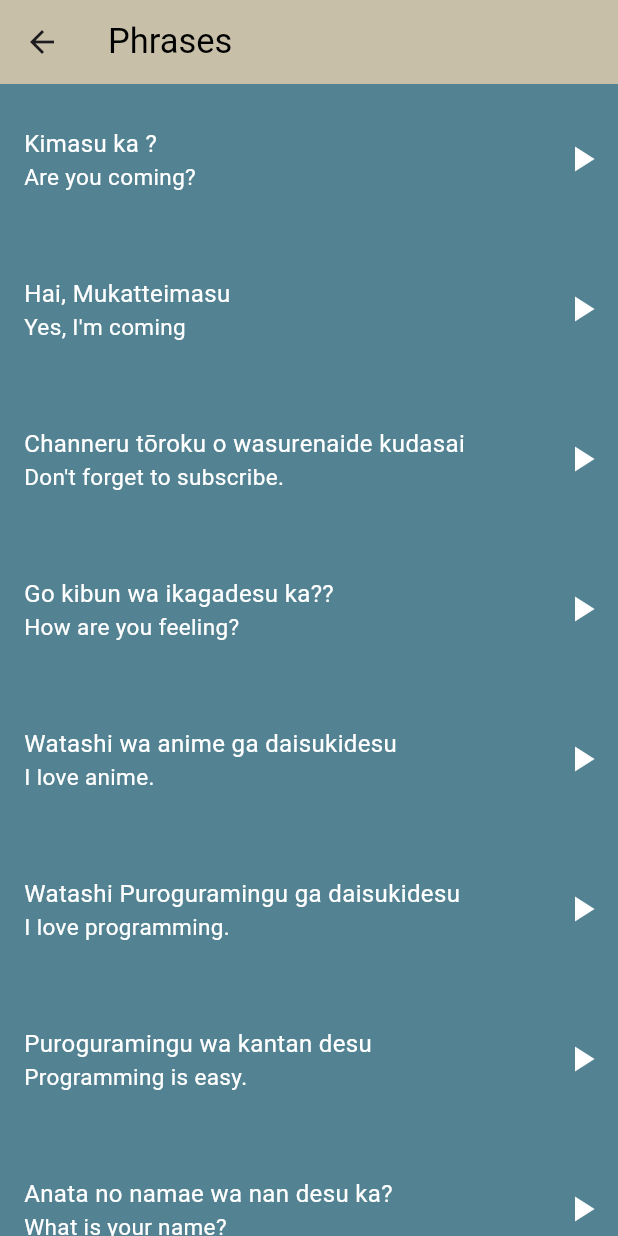
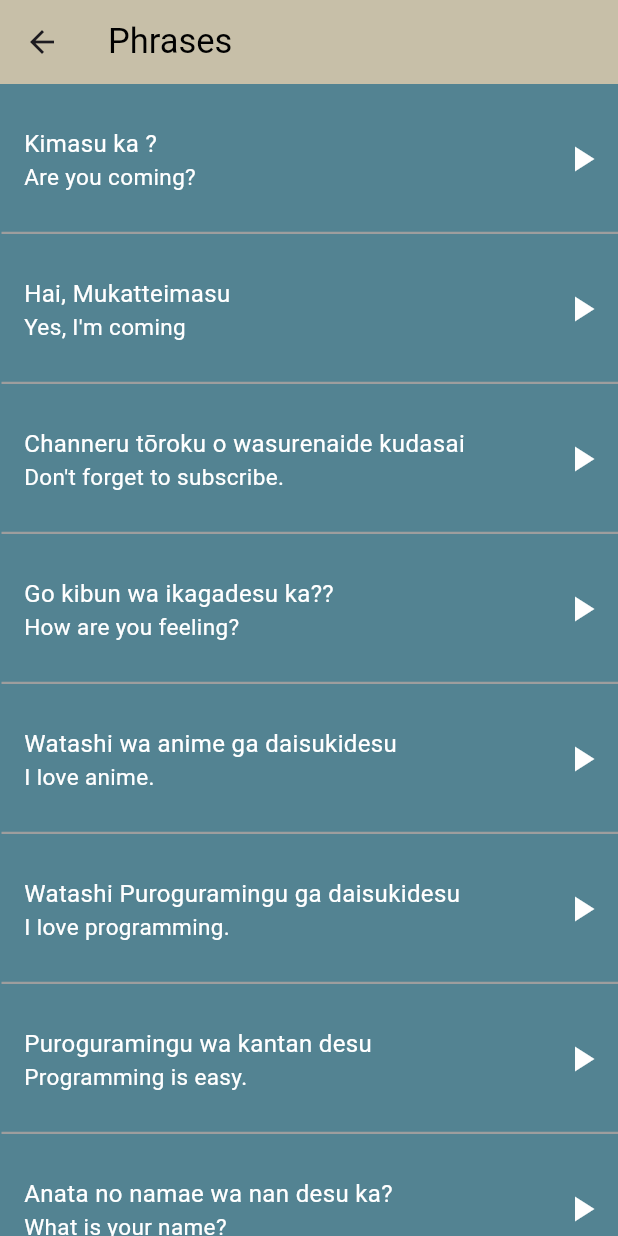
Before and after one commit to moaz-abdeltawab92/Toku_app, a Flutter app: the screen it shows after launch, after a tap on "Phrases", on a phone screen of 412 x 824 dp. Run offline on Flutter 3.47's test engine with Material 3 defaults, Android fonts, the phone set to English and light mode, and no system bars; our stand-ins replace audioplayers; network calls fail.

Commit message:
new update

```diff
--- a/flutter_app/lib/Screens/homepage.dart
+++ b/flutter_app/lib/Screens/homepage.dart
@@ -53,8 +53,8 @@ class Homepage extends StatelessWidget {
                 //textAlign: TextAlign.left,
                 "Let's Start Learning",
                 style: TextStyle(
-                    fontWeight: FontWeight.bold,
-                    fontSize: 20,
+                    fontWeight: FontWeight.w500,
+                    fontSize: 18,
                     color: const Color.fromARGB(255, 7, 7, 7)),
               ),
               const SizedBox(
--- a/flutter_app/lib/Screens/phrases_page.dart
+++ b/flutter_app/lib/Screens/phrases_page.dart
@@ -56,9 +56,21 @@ class PhrasesPage extends StatelessWidget {
       body: ListView.builder(
         itemCount: phrasesList.length,
         itemBuilder: (context, index) {
-          return phrasesItem(
-            number: phrasesList[index],
-            color: Color(0xff538392),
+          return Expanded(
+            child: Column(
+              children: [
+                phrasesItem(
+                  number: phrasesList[index],
+                  color: Color(0xff538392),
+                ),
+                Divider(
+                  color: Colors.grey,
+                  thickness: 1.5,
+                  height: 0,
+                  indent: 1,
+                ),
+              ],
+            ),
           );
         },
       ),
--- a/flutter_app/lib/main.dart
+++ b/flutter_app/lib/main.dart
@@ -3,7 +3,7 @@ import 'package:flutter/material.dart';
 import 'Screens/homepage.dart';
 
 void main() {
-  runApp(TokuApp());
+  runApp(const TokuApp());
 }
 
 class TokuApp extends StatelessWidget {
```
Also changed, not shown: flutter_app/lib/Screens/Numbers.dart (+16 -5 lines), flutter_app/lib/Screens/colors.dart (+17 -6 lines), flutter_app/lib/Screens/family_members.dart (+17 -6 lines).
